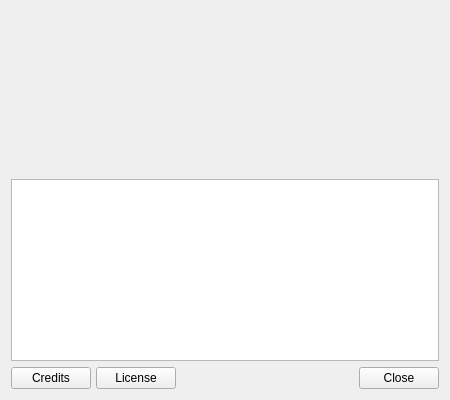
This is src/application/aboutdialog.ui in nitroshare/nitroshare-desktop as Qt 5 draws it before an edit. The edited form follows.
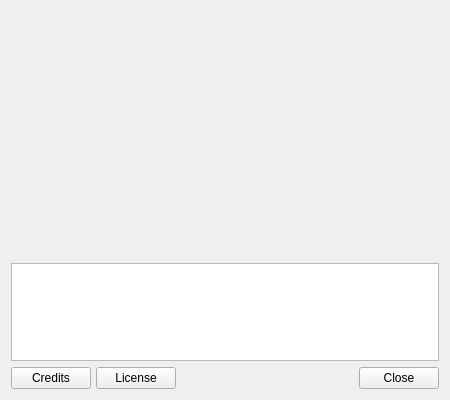
This is the edited form. Icons and pictures are not drawn.

The edit to the form file:
```diff
--- a/src/application/aboutdialog.ui
+++ b/src/application/aboutdialog.ui
@@ -34,7 +34,20 @@
   </property>
   <layout class="QVBoxLayout" name="verticalLayout">
    <item alignment="Qt::AlignHCenter">
-    <widget class="QLabel" name="lblLogo"/>
+    <widget class="QLabel" name="lblLogo">
+     <property name="sizePolicy">
+      <sizepolicy hsizetype="Minimum" vsizetype="Minimum">
+       <horstretch>0</horstretch>
+       <verstretch>0</verstretch>
+      </sizepolicy>
+     </property>
+     <property name="minimumSize">
+      <size>
+       <width>128</width>
+       <height>128</height>
+      </size>
+     </property>
+    </widget>
    </item>
    <item alignment="Qt::AlignHCenter">
     <widget class="QLabel" name="lblProjectTitle"/>
```
Lines whose indentation alone changed are shown as unchanged.
